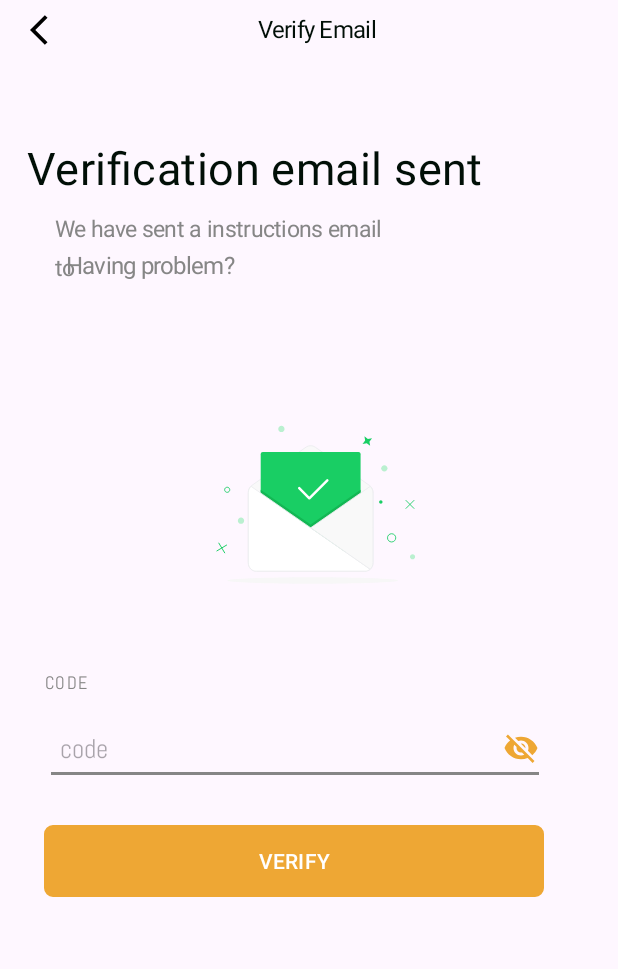
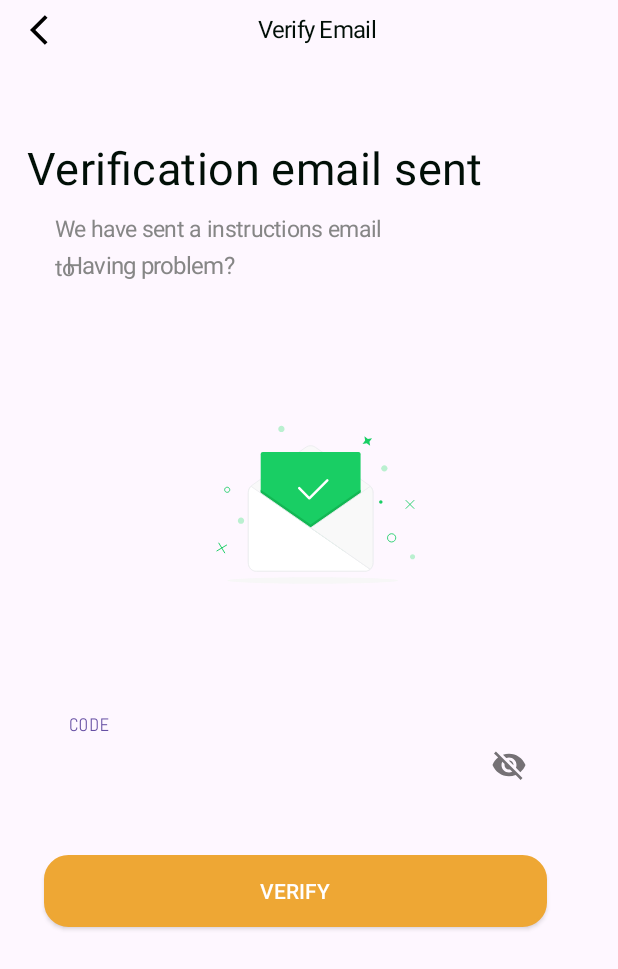
Before and after one commit to AbdessamadBounasseh/dish-wish-frontend, an Android app: the layout activity_verify_email.xml on its own in the app's theme, with its tools: preview values and no code run, on a phone screen of 412 x 824 dp. Shown: the top 969 px of the screen. Run offline under Robolectric (Android 15) with nearby library versions, the phone set to English and light mode, and no system bars.

Commit message:
apply new style changes to screen verify email

```diff
--- a/app/src/main/AndroidManifest.xml
+++ b/app/src/main/AndroidManifest.xml
@@ -32,7 +32,7 @@
             android:name=".Authentification.ResetEmailActivity"
             android:exported="false" />
         <activity
-            android:name=".Authentification.VerifyEmail"
+            android:name=".Authentification.page_acceuil"
             android:exported="false" />
 
         <!--
@@ -54,7 +54,7 @@
             android:resource="@array/preloaded_fonts" />
 
         <activity
-            android:name=".Authentification.page_acceuil"
+            android:name=".Authentification.VerifyEmail"
             android:exported="true"
             android:theme="@style/Theme.Dishwishfrontend.NoActionBar">
             <intent-filter>
--- a/app/src/main/res/layout/activity_verify_email.xml
+++ b/app/src/main/res/layout/activity_verify_email.xml
@@ -135,46 +135,38 @@
 
     </LinearLayout>
 
-    <TextView
-        android:id="@+id/email_addre"
-        android:layout_width="170dp"
-        android:layout_height="15dp"
-        android:text="CODE"
-        android:layout_marginLeft="50dp"
-        android:layout_marginTop="447dp"
-        android:lineSpacingExtra="5sp"
-        android:gravity="center_vertical"
-        android:textSize="12sp"
-        android:letterSpacing="0.07"
-        android:textColor="@color/enter"
-        android:fontFamily="@font/abelregular"
-
-        />
-    <EditText
+    <com.google.android.material.textfield.TextInputLayout
         android:layout_width="333dp"
         android:layout_height="48dp"
         android:layout_marginLeft="50dp"
-        android:hint="code"
-        android:paddingLeft="10dp"
         android:layout_marginTop="475dp"
-        android:inputType="textPassword"
-        android:drawableEnd="@drawable/baseline_visibility_off_24"
-        android:id="@+id/verify"
+        app:boxBackgroundMode="none"
         android:fontFamily="@font/abelregular"
-        android:backgroundTint="@color/enter"/>
-    <Button
-        android:layout_width="333dp"
+        android:backgroundTint="@color/enter"
+        app:passwordToggleEnabled="true">
+
+        <com.google.android.material.textfield.TextInputEditText
+            android:layout_width="match_parent"
+            android:layout_height="48dp"
+            android:paddingLeft="10dp"
+            android:id="@+id/verify"
+            app:boxBackgroundMode="outline"
+            android:hint="@string/code"
+
+            android:fontFamily="@font/abelregular"
+            android:backgroundTint="@color/principalColor"/>
+    </com.google.android.material.textfield.TextInputLayout>
+    <androidx.appcompat.widget.AppCompatButton
+        android:layout_width="335dp"
         android:layout_height="48dp"
-        android:background="@drawable/rounded_corners"
-        android:backgroundTint="#EEA734"
-        android:text="VERIFY"
-        android:textColor="#FFFFFFFF"
+        android:background="@drawable/rounded_edittext"
+        android:backgroundTint="@color/principalColor"
+        android:onClick="getstarted"
+        android:text="@string/started"
+        android:textColor="@color/white"
         android:textSize="14sp"
-        app:backgroundTint="@null"
-        android:id="@+id/sign"
-        android:layout_marginTop="550dp"
+        android:layout_marginTop="570dp"
         android:layout_marginLeft="49dp"
+        android:id="@+id/sign"/>
 
-
-        />
 </RelativeLayout>
--- a/app/src/main/res/values/strings.xml
+++ b/app/src/main/res/values/strings.xml
@@ -77,7 +77,15 @@ CHANGE PASSWORD
     <string name="last">
 CURRENT PASSWORD
 </string>
-
+    <string name="code">
+CODE
+</string>
+    <string name="verify">
+VERIFY
+</string>
+    <string name="started">
+VERIFY
+</string>
     <string name="confirm">
 CONFIRM PASSWORD
 </string>
```
Also changed, not shown: 145 other files.
